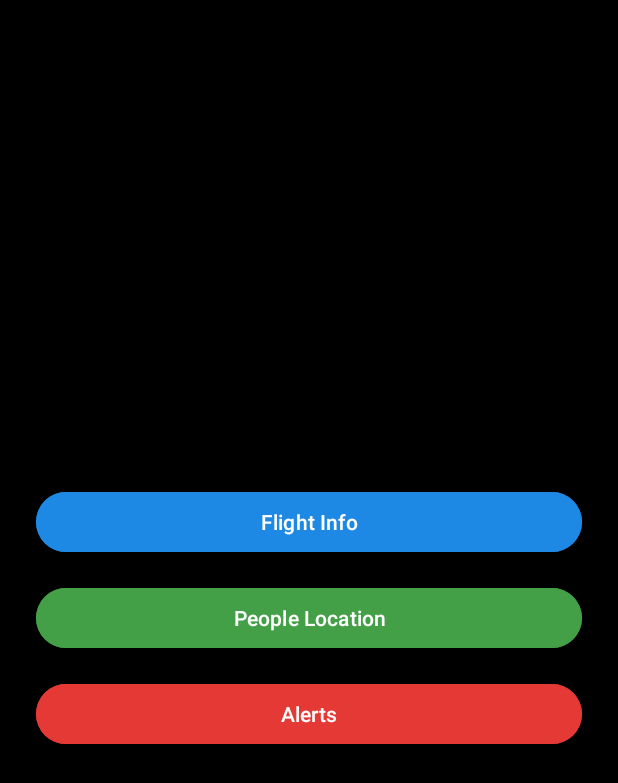
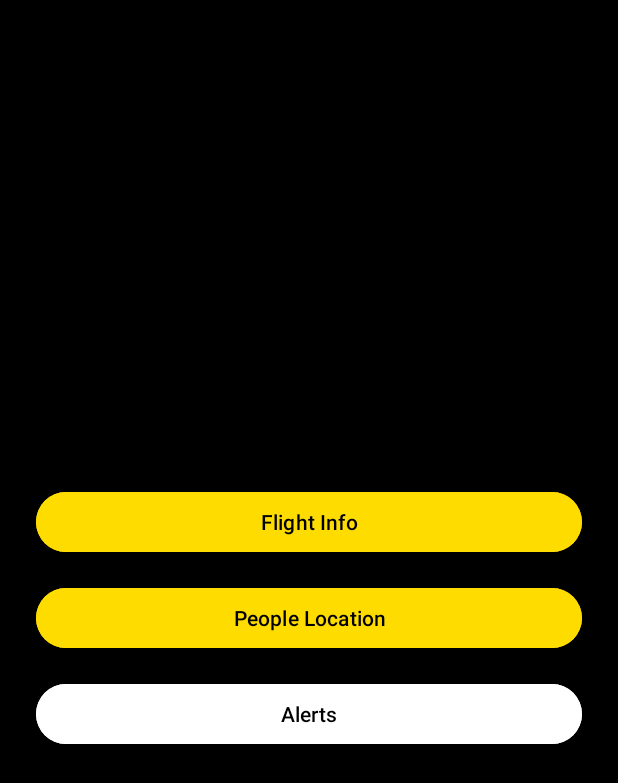
Before and after one commit to violetatatatatatatata/hackupc2025_KOT, an Android app: the screen it shows after launch (MainActivity), on a phone screen of 412 x 824 dp. Shown: the top 783 px of the screen. Run offline under Robolectric (Android 15) with nearby library versions, the phone set to English and light mode, and no system bars.

```diff
--- a/app/src/main/res/layout/activity_main.xml
+++ b/app/src/main/res/layout/activity_main.xml
@@ -13,17 +13,17 @@
         android:layout_width="match_parent"
         android:layout_height="wrap_content"
         android:layout_marginBottom="16dp"
-        android:backgroundTint="#1E88E5"
+        android:backgroundTint="#FFDC00"
         android:text="Flight Info"
-        android:textColor="#FFFFFF" />
+        android:textColor="#000000" />
 
     <Button
         android:id="@+id/btnPeople"
         android:layout_width="match_parent"
         android:layout_height="wrap_content"
         android:text="People Location"
-        android:textColor="#FFFFFF"
-        android:backgroundTint="#43A047"
+        android:textColor="#000000"
+        android:backgroundTint="#FFDC00"
         android:layout_marginBottom="16dp" />
 
     <Button
@@ -31,6 +31,6 @@
         android:layout_width="match_parent"
         android:layout_height="wrap_content"
         android:text="Alerts"
-        android:textColor="#FFFFFF"
-        android:backgroundTint="#E53935" />
+        android:textColor="#000000"
+        android:backgroundTint="#FFFFFF" />
 </LinearLayout>
--- a/app/src/main/res/values/strings.xml
+++ b/app/src/main/res/values/strings.xml
@@ -37,5 +37,8 @@
     <string name="hint_alert_message">Alert message</string>
     <string name="toast_fill_alert">Please fill in title and message</string>
     <string name="add_alert">Add alert</string>
-
+    <string name="flight_number">Número de vuelo</string>
+    <string name="destination">Destino</string>
+    <string name="gate">Puerta</string>
+    <string name="boarding_time">Hora de embarque</string>
 </resources>
```
Also changed, not shown: 1 other file.
